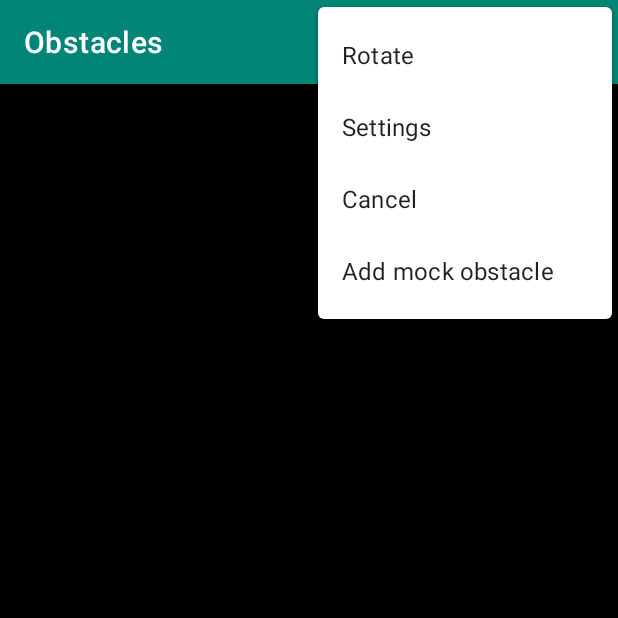
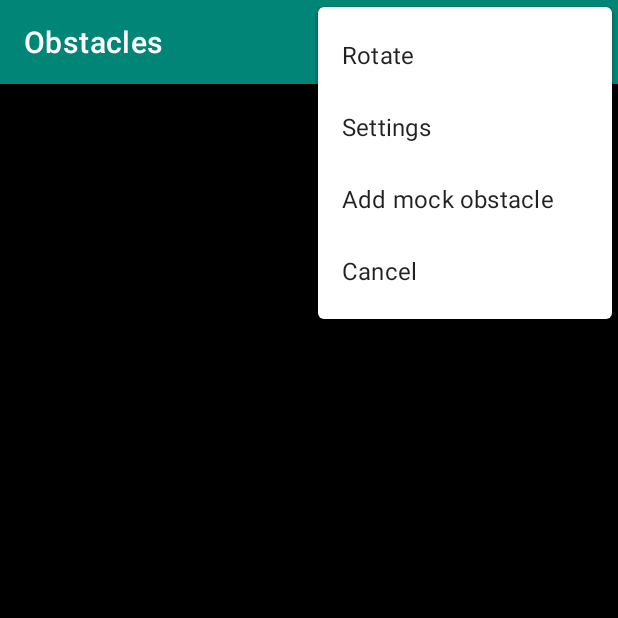
Before and after one commit to msthoma/Obstacle-Detection-for-Pedestrian-Safety, an Android app: the fragment CropFragment placed in its activity, with the options menu open, on a phone screen of 412 x 824 dp, the top half of it. Run offline under Robolectric (Android 15) with nearby library versions, the phone set to English and light mode, and no system bars; our stand-ins replace Picasso, Room's generated code, navigation-ui; libraries missing offline, so code that uses them is left out: com.afollestad.assent, com.theartofdev.edmodo; plain views replace CropImageView; pictures from the network do not load; 5 statements that could not run were skipped.

```diff
--- a/app/src/main/res/menu/menu_crop.xml
+++ b/app/src/main/res/menu/menu_crop.xml
@@ -20,7 +20,7 @@
 
     <item
         android:id="@+id/action_cancel_edit_photo"
-        android:orderInCategory="200"
+        android:orderInCategory="300"
         android:title="@string/action_cancel_edit_photo"
         app:showAsAction="never" />
 
```
